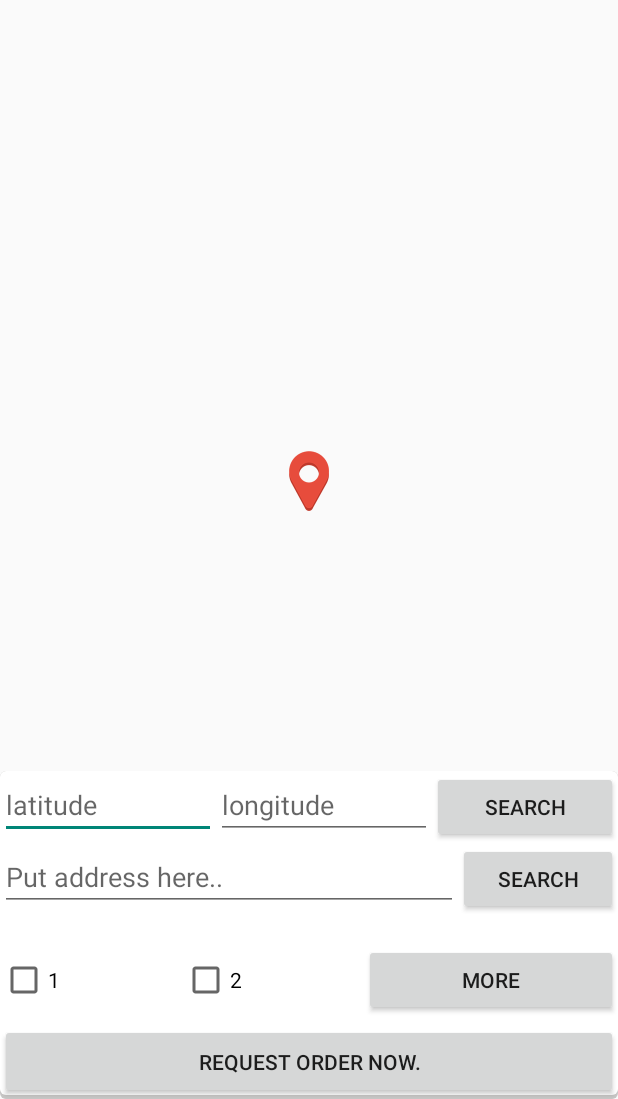
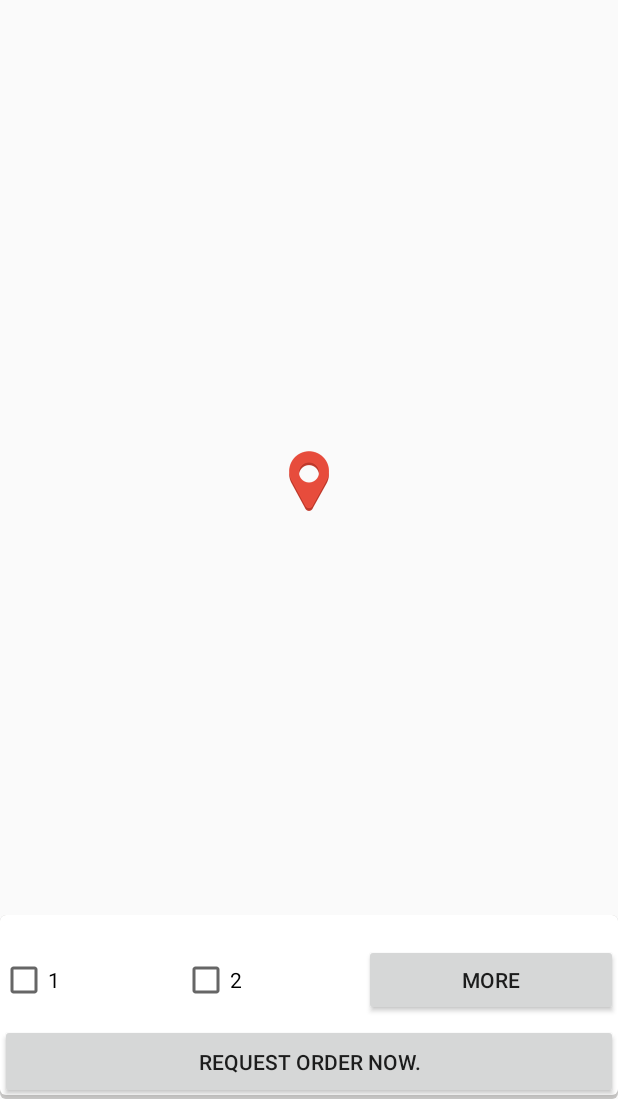
Before and after one commit to illinoistech-itm/amf, an Android app: the screen it shows after launch (MapsActivity), on a phone screen of 412 x 824 dp, the part 137-1236 px from its top. Run offline under Robolectric (Android 15) with nearby library versions, the phone set to English and light mode, and no system bars.

Commit message:
Erase original searching place and create toolbar searching menu function
Move original searching method (map view) to onClick on Button (searching dialog)

```diff
--- a/app/src/main/res/layout/activity_maps.xml
+++ b/app/src/main/res/layout/activity_maps.xml
@@ -43,58 +43,12 @@
         android:background="@drawable/panel"
         >
 
-        <LinearLayout
-            android:layout_width="match_parent"
-            android:layout_height="wrap_content">
-            <EditText
-                android:layout_width="144dp"
-                android:layout_height="wrap_content"
-                android:hint="latitude"
-                android:id="@+id/edt_latitude"
-                android:ems="10"/>
-            <EditText
-                android:layout_width="144dp"
-                android:layout_height="wrap_content"
-                android:hint="longitude"
-                android:id="@+id/edt_longitude"
-                android:ems="10"/>
-            <Button
-                android:layout_width="wrap_content"
-                android:layout_height="wrap_content"
-                android:text="SEARCH"
-                android:id="@+id/btn_location"
-                android:layout_weight="1"
-                android:onClick="onSearch2"/>
-        </LinearLayout>
-
-        <LinearLayout
-            android:layout_width="match_parent"
-            android:layout_height="wrap_content">
-            <EditText
-                android:layout_width="287dp"
-                android:layout_height="wrap_content"
-                android:hint="Put address here.."
-                android:ems="10"
-                android:layout_weight="1"
-                android:id="@+id/edt_address"/>
-
-            <Button
-                android:id="@+id/btn_address"
-                android:layout_width="wrap_content"
-                android:layout_height="wrap_content"
-                android:layout_weight="1"
-                android:onClick="onSearch"
-                android:text="Search" />
-        </LinearLayout>
-
         <TextView
             android:layout_width="wrap_content"
             android:layout_height="wrap_content"
             android:id="@+id/txt_address"
             android:layout_gravity="center|center_vertical"
-            android:textAppearance="@style/TextAppearance.AppCompat"
-            />
-
+            android:textAppearance="@style/TextAppearance.AppCompat" />
 
         <LinearLayout
             android:layout_width="match_parent"
@@ -129,9 +83,7 @@
             android:id="@+id/btn_request"
             android:text="@string/request_text"
             android:layout_gravity="bottom"
-            android:layout_marginTop="5dp"
-            />
-
+            android:layout_marginTop="5dp" />
 
     </LinearLayout>
 
```
Also changed, not shown: app/src/main/java/com/example/kaeuc/dronemaster/MapsActivity.java (+62 -36 lines).
